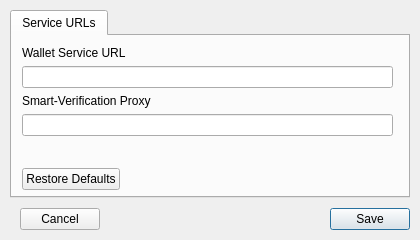
Above: src/qt/ui/settingsdialog.ui from jonasschnelli/dbb-app before the change. Below: the same form after it.
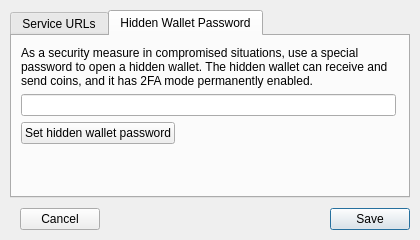
That is the form after the change. The open tabs and pages were chosen to show the change.

Commit message: Add GUI setting for reset password

Patch:
```diff
--- a/src/qt/ui/settingsdialog.ui
+++ b/src/qt/ui/settingsdialog.ui
@@ -121,6 +121,87 @@
         </layout>
        </widget>
       </widget>
+      <widget class="QWidget" name="tabResetPW">
+       <attribute name="title">
+        <string>Hidden Wallet Password</string>
+       </attribute>
+       <widget class="QWidget" name="verticalLayoutWidget_3">
+        <property name="geometry">
+         <rect>
+          <x>-1</x>
+          <y>-1</y>
+          <width>395</width>
+          <height>161</height>
+         </rect>
+        </property>
+        <layout class="QVBoxLayout" name="verticalLayout_3">
+         <property name="leftMargin">
+          <number>10</number>
+         </property>
+         <property name="topMargin">
+          <number>10</number>
+         </property>
+         <property name="rightMargin">
+          <number>10</number>
+         </property>
+         <property name="bottomMargin">
+          <number>10</number>
+         </property>
+         <item>
+          <widget class="QLabel" name="setHiddenPasswordTextLabel">
+           <property name="sizePolicy">
+            <sizepolicy hsizetype="Expanding" vsizetype="Expanding">
+             <horstretch>0</horstretch>
+             <verstretch>0</verstretch>
+            </sizepolicy>
+           </property>
+           <property name="text">
+            <string>As a security measure in compromised situations, use a special password to open a hidden wallet. The hidden wallet can receive and send coins, and it has 2FA mode permanently enabled.</string>
+           </property>
+           <property name="scaledContents">
+            <bool>false</bool>
+           </property>
+           <property name="wordWrap">
+            <bool>true</bool>
+           </property>
+          </widget>
+         </item>
+         <item>
+          <widget class="QLineEdit" name="setHiddenPasswordTextField">
+           <property name="echoMode">
+            <enum>QLineEdit::PasswordEchoOnEdit</enum>
+           </property>
+          </widget>
+         </item>
+         <item>
+          <widget class="QPushButton" name="setHiddenPasswordButton">
+           <property name="sizePolicy">
+            <sizepolicy hsizetype="Fixed" vsizetype="Fixed">
+             <horstretch>0</horstretch>
+             <verstretch>0</verstretch>
+            </sizepolicy>
+           </property>
+           <property name="text">
+            <string>Set hidden wallet password</string>
+           </property>
+          </widget>
+         </item>
+         <item>
+          <spacer name="verticalSpacer">
+           <property name="orientation">
+            <enum>Qt::Vertical</enum>
+           </property>
+           <property name="sizeHint" stdset="0">
+            <size>
+             <width>20</width>
+             <height>40</height>
+            </size>
+           </property>
+          </spacer>
+         </item>
+        </layout>
+       </widget>
+      </widget>
      </widget>
     </item>
     <item>
```
The commit also changes 5 other files.
